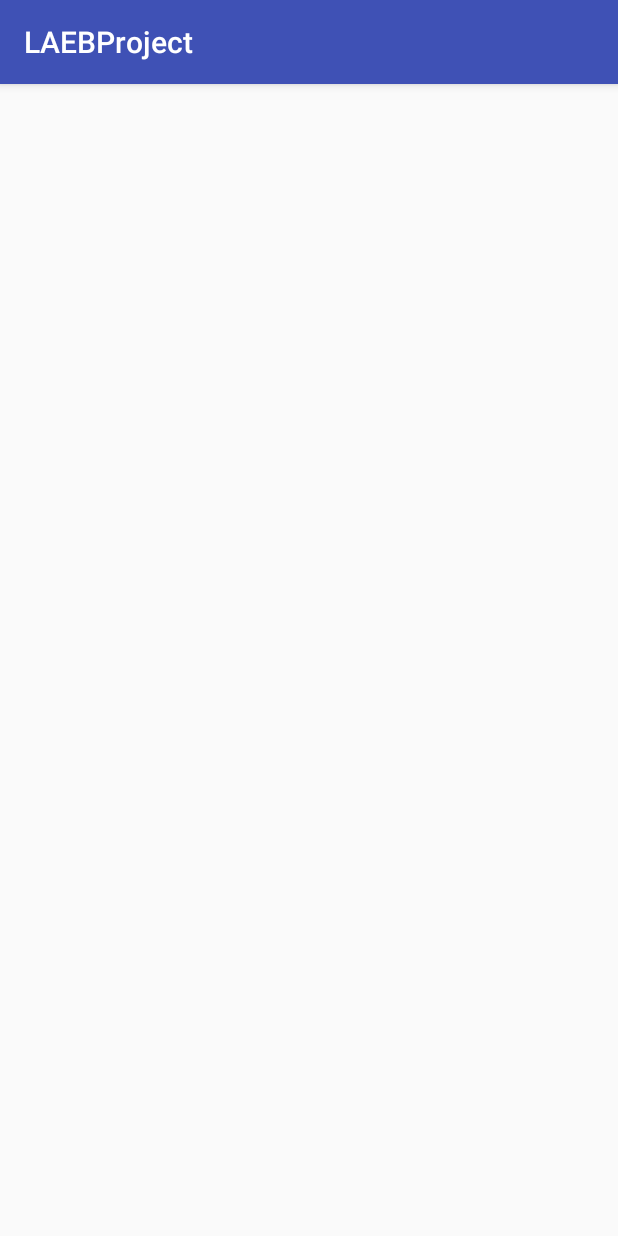
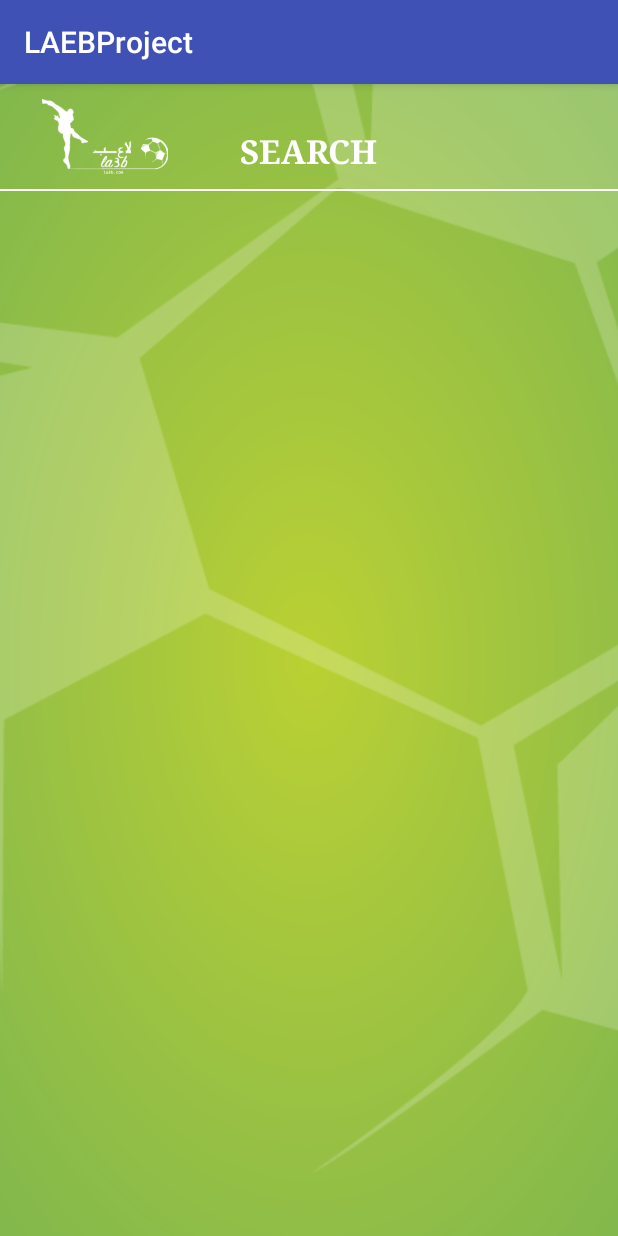
Before and after one commit to imranbscs/LEFBB, an Android app: the CreateTeamActivity screen opened directly, with no data from a screen before it, on a phone screen of 412 x 824 dp. Run offline under Robolectric (Android 15) with nearby library versions, the phone set to English and light mode, and no system bars.

Commit message:
book for friendly line

```diff
--- a/LAEBProject/app/src/main/res/layout/activity_create_team.xml
+++ b/LAEBProject/app/src/main/res/layout/activity_create_team.xml
@@ -1,9 +1,73 @@
 <?xml version="1.0" encoding="utf-8"?>
-<android.support.constraint.ConstraintLayout xmlns:android="http://schemas.android.com/apk/res/android"
+<RelativeLayout xmlns:android="http://schemas.android.com/apk/res/android"
     xmlns:app="http://schemas.android.com/apk/res-auto"
-    xmlns:tools="http://schemas.android.com/tools"
     android:layout_width="match_parent"
-    android:layout_height="match_parent"
-    tools:context="com.laeb.laebproject.CreateTeamActivity">
+    android:layout_height="match_parent">
 
-</android.support.constraint.ConstraintLayout>
+    <RelativeLayout
+        android:layout_width="match_parent"
+        android:layout_height="match_parent">
+
+        <ImageView
+            android:id="@+id/imageView"
+            android:layout_width="fill_parent"
+            android:layout_height="fill_parent"
+            android:scaleType="centerCrop"
+            app:srcCompat="@drawable/bg" />
+
+
+
+        <RelativeLayout
+            android:layout_width="match_parent"
+            android:layout_height="match_parent"
+            android:layout_alignParentLeft="true"
+            android:layout_alignParentStart="true"
+            android:layout_alignParentTop="true">
+
+            <RelativeLayout
+                android:id="@+id/topBarLayout"
+                android:layout_width="match_parent"
+                android:layout_height="70dp"
+                android:padding="10dp">
+
+                <ImageView
+                    android:id="@+id/imageView3"
+                    android:layout_width="120dp"
+                    android:layout_height="50dp"
+                    android:layout_alignParentBottom="true"
+                    app:srcCompat="@drawable/logo" />
+
+                <TextView
+                    android:id="@+id/textView2"
+                    android:layout_width="wrap_content"
+                    android:layout_height="wrap_content"
+                    android:layout_alignParentBottom="true"
+                    android:layout_centerHorizontal="true"
+                    android:text="SEARCH"
+                    android:textColor="@color/white"
+                    android:textSize="22sp"
+                    android:textStyle="bold" />
+            </RelativeLayout>
+
+            <RelativeLayout
+                android:id="@+id/dummylayout"
+                android:layout_width="match_parent"
+                android:layout_height="1dp"
+                android:layout_below="@+id/topBarLayout"
+                android:background="@color/white" />
+
+            <RelativeLayout
+                android:layout_width="match_parent"
+                android:layout_height="match_parent"
+                android:layout_below="@+id/dummylayout"
+                android:id="@+id/fragment_layout">
+
+
+            </RelativeLayout>
+
+
+
+        </RelativeLayout>
+    </RelativeLayout>
+
+</RelativeLayout>
```
Also changed, not shown: LAEBProject/app/src/main/res/layout/booking_animation.xml (+11 -15 lines), LAEBProject/app/src/main/res/layout/fragment_createteam.xml (added, +59 -0 lines), LAEBProject/app/src/main/res/layout/sign_up_layout.xml (added, +62 -0 lines).
